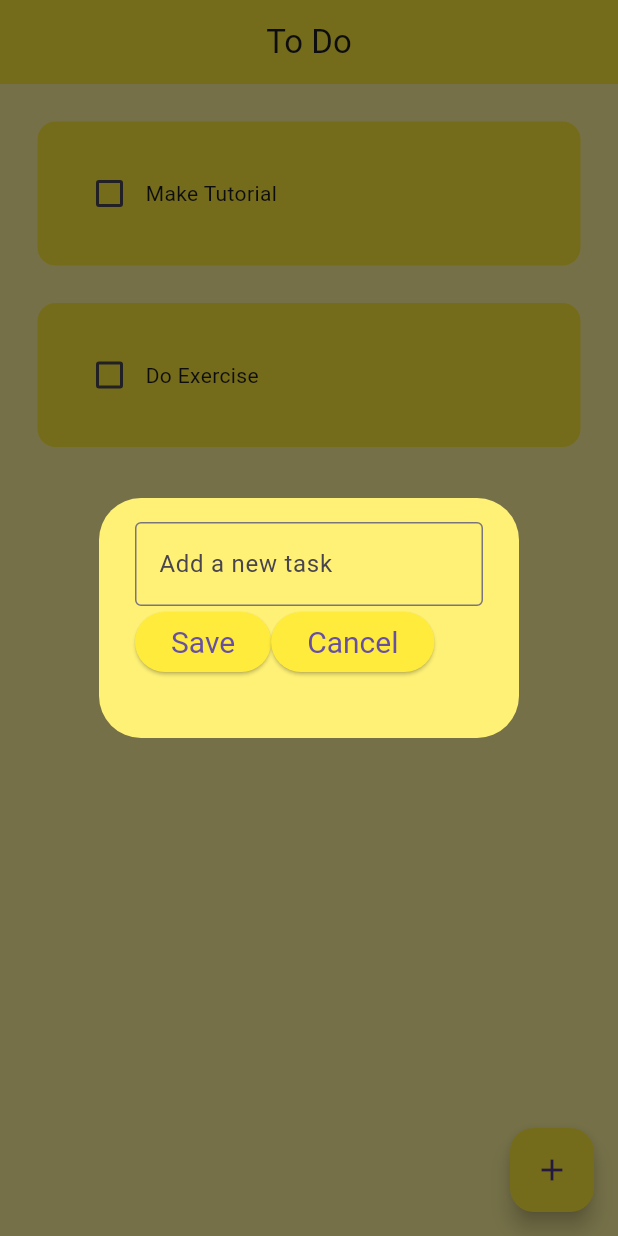
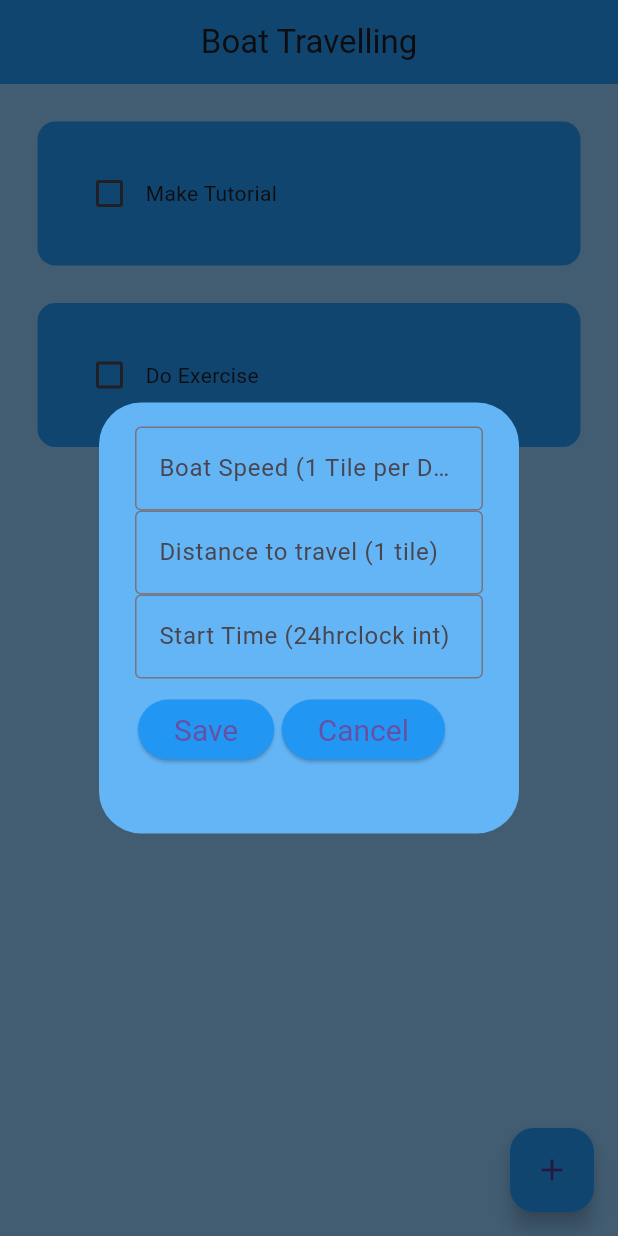
Before and after one commit to DocRedd/DND-Boat-Travel, a Flutter app: the screen it shows after launch, after a tap on the "add" icon, on a phone screen of 412 x 824 dp. Run offline on Flutter 3.47's test engine with Material 3 defaults, Android fonts, the phone set to English and light mode, and no system bars; drawn by our look-alikes of flutter_slidable; our stand-ins replace hive_flutter; accounts and stored records are empty.

Commit message:
Changed Colors added some text fields

```diff
--- a/lib/data/database.dart
+++ b/lib/data/database.dart
@@ -17,12 +17,12 @@ class ToDoDataBase {
   //load the data from the database
 
   void loadData() {
-    toDoList = _mybox.get("TODOLIST");
+    toDoList = _mybox.get("BOATSTATS");
   }
 
 //update the database
   void updateDataBase() {
-    _mybox.put("TODOLIST", toDoList);
+    _mybox.put("BOATSTATS", toDoList);
   }
 
 }
--- a/lib/main.dart
+++ b/lib/main.dart
@@ -2,7 +2,12 @@ import 'package:flutter/material.dart';
 import 'package:hive_flutter/hive_flutter.dart';
 import 'package:dndboats/pages/home_page.dart';
 
-void main() {
+Future<void> main() async {
+
+  await Hive.initFlutter();
+  // open a box
+  var box = await Hive.openBox("mybox");
+
   runApp(const MyApp());
 }
 
@@ -14,7 +19,7 @@ class MyApp extends StatelessWidget {
     return MaterialApp(
       debugShowCheckedModeBanner: false,
       home: HomePage(),
-      theme: ThemeData(primarySwatch: Colors.yellow),
+      theme: ThemeData(primarySwatch: Colors.blue),
     );
   }
 }
--- a/lib/pages/home_page.dart
+++ b/lib/pages/home_page.dart
@@ -22,11 +22,11 @@ class _HomePageState extends State<HomePage> {
   @override
   void initState() {
 
-    //if this is the 1st time ever opening the app the create defaul data
-    if (_mybox.get("TODOLIST") == null){
+    //if this is the 1st time ever opening the app the create default data
+    if (_mybox.get("BOATSTATS") == null){
       db.createInitialData();
     } else {
-      // there already exosts data
+      // there already exists data
       db.loadData();
     }
 
@@ -77,14 +77,14 @@ class _HomePageState extends State<HomePage> {
   @override
   Widget build(BuildContext context) {
     return Scaffold(
-      backgroundColor: Colors.yellow[200],
+      backgroundColor: Colors.blue[200],
       appBar: AppBar(
-        backgroundColor: Colors.yellow,
-        title: Center(child: Text("To Do")),
+        backgroundColor: Colors.blue,
+        title: Center(child: Text("Boat Travelling")),
       ),
       floatingActionButton: FloatingActionButton(
         onPressed: createNewTask,
-        backgroundColor: Colors.yellow,
+        backgroundColor: Colors.blue,
 
         // ignore: prefer_const_constructors
         child: Icon(Icons.add),
--- a/lib/util/dialog_box.dart
+++ b/lib/util/dialog_box.dart
@@ -12,21 +12,35 @@ class DialogBox extends StatelessWidget {
 
   @override
   Widget build(BuildContext context) {
+    var windowHeight = MediaQuery.of(context).size.height*0.10;
+    var windowWidth = MediaQuery.of(context).size.width*0.10;
     return AlertDialog(
-      backgroundColor: Colors.yellow[300],
+      backgroundColor: Colors.blue[300],
       content: Container(
-        height: 120,
+        height: MediaQuery.of(context).size.height*0.30,
+        width: MediaQuery.of(context).size.width*0.10,
         child: Column(children: [
+
           TextField(
             controller: controller,
-            decoration: InputDecoration(border: OutlineInputBorder(),hintText: "Add a new task"),
+            decoration: InputDecoration(border: OutlineInputBorder(),hintText: "Boat Speed (1 Tile per Day)"),
+          ),
+          TextField(
+            controller: controller,
+            decoration: InputDecoration(border: OutlineInputBorder(),hintText: "Distance to travel (1 tile)"),
+          ),
+          TextField(
+            controller: controller,
+            decoration: InputDecoration(border: OutlineInputBorder(),hintText: "Start Time (24hrclock int)"),
           ),
           const SizedBox(),
+          const SizedBox(width: 10, height: 10,),
           Row(
             children: [
-
+              // SizedBox(width: MediaQuery.of(context).size.height*0.1, height: MediaQuery.of(context).size.height*0.10,),
+              SizedBox(width: windowWidth/20, height: 2,),
               MyButton(text: "Save", onPressed: onSave),
-              //const SizedBox(width: 4,height: 2),
+              const SizedBox(width: 5, height: 2,),
               MyButton(text: "Cancel", onPressed: onCancel)
             ],
           )
--- a/lib/util/my_button.dart
+++ b/lib/util/my_button.dart
@@ -16,7 +16,7 @@ class MyButton extends StatelessWidget {
       onPressed: onPressed,
       child: Text(text),
       style: ElevatedButton.styleFrom(textStyle: const TextStyle(fontSize: 20),
-          backgroundColor: Colors.yellow,
+          backgroundColor: Colors.blue,
           //foregroundColor: Colors.red,
           shape: StadiumBorder()),
     );
--- a/lib/util/todo_tile.dart
+++ b/lib/util/todo_tile.dart
@@ -26,7 +26,7 @@ class ToDoTile extends StatelessWidget {
             SlidableAction(
               onPressed: deleteFunction,
               icon: Icons.delete,
-              backgroundColor: Colors.red,
+              backgroundColor: Colors.green,
               borderRadius: BorderRadius.circular(12),
             ),
           ],
@@ -34,7 +34,7 @@ class ToDoTile extends StatelessWidget {
         child: Container(
           padding: EdgeInsets.all(24),
           decoration: BoxDecoration(
-              borderRadius: BorderRadius.circular(12), color: Colors.yellow),
+              borderRadius: BorderRadius.circular(12), color: Colors.blue),
           child: Row(
             children: [
               //Checkbox
```
Also changed, not shown: assets/images/icon.png (added), 27 other files.
